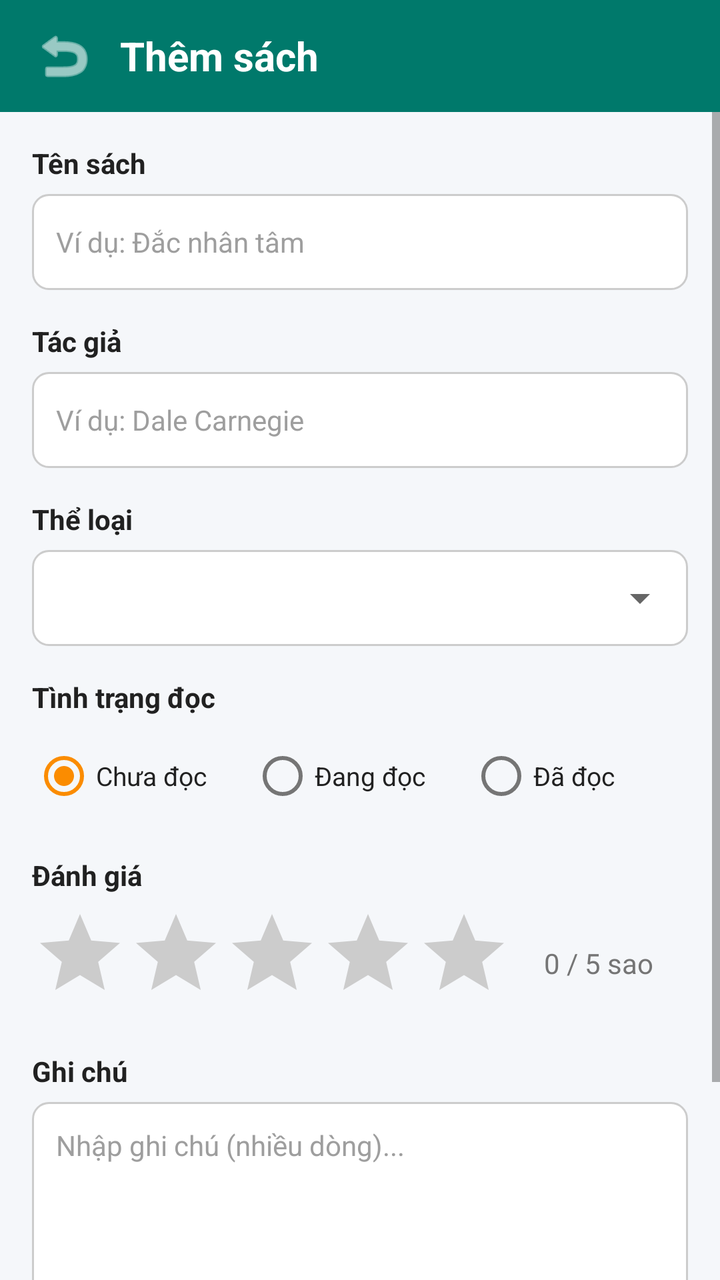
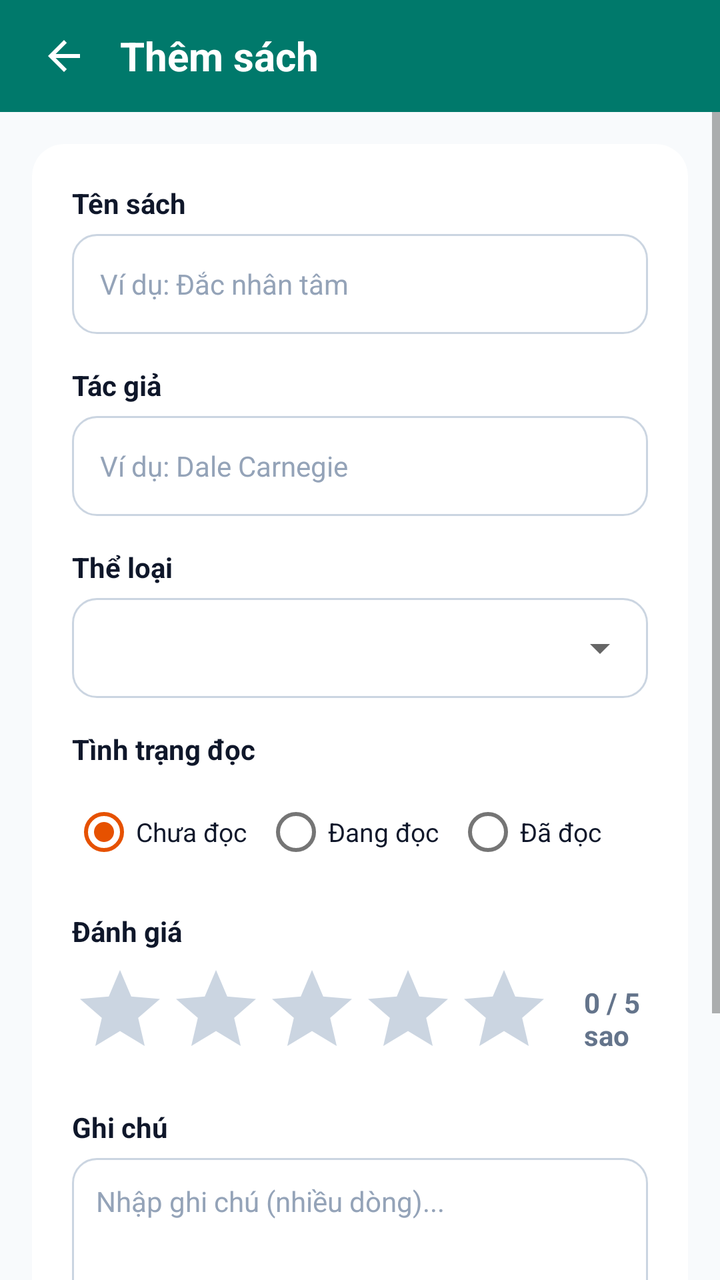

Compare the two renders of this Android layout. The source of the first and the diff that turns it into the second are given below.
<!-- AndroidManifest.xml: application theme Theme.BaiThucHanhSo2 -->
<!-- res/layout/activity_add_book.xml -->
<?xml version="1.0" encoding="utf-8"?>
<LinearLayout xmlns:android="http://schemas.android.com/apk/res/android"
    xmlns:app="http://schemas.android.com/apk/res-auto"
    android:layout_width="match_parent"
    android:layout_height="match_parent"
    android:background="@color/primary_teal"
    android:fitsSystemWindows="true"
    android:orientation="vertical">

    
    <LinearLayout
        android:layout_width="match_parent"
        android:layout_height="56dp"
        android:background="@color/primary_teal"
        android:gravity="center_vertical"
        android:orientation="horizontal"
        android:paddingHorizontal="12dp">

        <ImageButton
            android:id="@+id/btnBackHeader"
            android:layout_width="40dp"
            android:layout_height="40dp"
            android:background="?android:attr/selectableItemBackgroundBorderless"
            android:contentDescription="Back"
            android:src="@android:drawable/ic_menu_revert"
            app:tint="@color/white" />

        <TextView
            android:layout_width="wrap_content"
            android:layout_height="wrap_content"
            android:layout_marginStart="8dp"
            android:text="@string/add_book_title"
            android:textColor="@color/white"
            android:textSize="20sp"
            android:textStyle="bold" />
    </LinearLayout>

    <LinearLayout
        android:layout_width="match_parent"
        android:layout_height="match_parent"
        android:background="@color/bg_light"
        android:orientation="vertical">

        <ScrollView
            android:layout_width="match_parent"
            android:layout_height="match_parent"
            android:fillViewport="true">

            <LinearLayout
                android:layout_width="match_parent"
                android:layout_height="wrap_content"
                android:orientation="vertical"
                android:padding="16dp">

                
                <TextView
                    android:layout_width="match_parent"
                    android:layout_height="wrap_content"
                    android:text="@string/label_book_title"
                    android:textColor="@color/text_primary"
                    android:textSize="14sp"
                    android:textStyle="bold" />

                <EditText
                    android:id="@+id/etBookTitle"
                    android:layout_width="match_parent"
                    android:layout_height="48dp"
                    android:layout_marginTop="6dp"
                    android:background="@drawable/bg_edittext"
                    android:hint="@string/hint_book_title"
                    android:inputType="textCapWords"
                    android:paddingHorizontal="12dp"
                    android:textColor="@color/text_primary"
                    android:textColorHint="#9E9E9E"
                    android:textSize="14sp" />

                
                <TextView
                    android:layout_width="match_parent"
                    android:layout_height="wrap_content"
                    android:layout_marginTop="16dp"
                    android:text="@string/label_author"
                    android:textColor="@color/text_primary"
                    android:textSize="14sp"
                    android:textStyle="bold" />

                <EditText
                    android:id="@+id/etBookAuthor"
                    android:layout_width="match_parent"
                    android:layout_height="48dp"
                    android:layout_marginTop="6dp"
                    android:background="@drawable/bg_edittext"
                    android:hint="@string/hint_author"
                    android:inputType="textCapWords"
                    android:paddingHorizontal="12dp"
                    android:textColor="@color/text_primary"
                    android:textColorHint="#9E9E9E"
                    android:textSize="14sp" />

                
                <TextView
                    android:layout_width="match_parent"
                    android:layout_height="wrap_content"
                    android:layout_marginTop="16dp"
                    android:text="@string/label_category"
                    android:textColor="@color/text_primary"
                    android:textSize="14sp"
                    android:textStyle="bold" />

                <FrameLayout
                    android:layout_width="match_parent"
                    android:layout_height="48dp"
                    android:layout_marginTop="6dp"
                    android:background="@drawable/bg_edittext">

                    <Spinner
                        android:id="@+id/spCategory"
                        android:layout_width="match_parent"
                        android:layout_height="match_parent"
                        android:paddingHorizontal="8dp" />
                </FrameLayout>

                
                <TextView
                    android:layout_width="match_parent"
                    android:layout_height="wrap_content"
                    android:layout_marginTop="16dp"
                    android:text="@string/label_status"
                    android:textColor="@color/text_primary"
                    android:textSize="14sp"
                    android:textStyle="bold" />

                <RadioGroup
                    android:id="@+id/rgStatus"
                    android:layout_width="match_parent"
                    android:layout_height="wrap_content"
                    android:layout_marginTop="6dp"
                    android:orientation="horizontal">

                    <RadioButton
                        android:id="@+id/rbNotRead"
                        android:layout_width="0dp"
                        android:layout_height="wrap_content"
                        android:layout_weight="1"
                        android:checked="true"
                        android:text="@string/status_not_read"
                        android:textColor="@color/text_primary"
                        android:textSize="13sp" />

                    <RadioButton
                        android:id="@+id/rbReading"
                        android:layout_width="0dp"
                        android:layout_height="wrap_content"
                        android:layout_weight="1"
                        android:text="@string/status_reading"
                        android:textColor="@color/text_primary"
                        android:textSize="13sp" />

                    <RadioButton
                        android:id="@+id/rbRead"
                        android:layout_width="0dp"
                        android:layout_height="wrap_content"
                        android:layout_weight="1"
                        android:text="@string/status_read"
                        android:textColor="@color/text_primary"
                        android:textSize="13sp" />
                </RadioGroup>

                
                <TextView
                    android:layout_width="match_parent"
                    android:layout_height="wrap_content"
                    android:layout_marginTop="16dp"
                    android:text="@string/label_rating"
                    android:textColor="@color/text_primary"
                    android:textSize="14sp"
                    android:textStyle="bold" />

                <LinearLayout
                    android:layout_width="match_parent"
                    android:layout_height="wrap_content"
                    android:layout_marginTop="6dp"
                    android:gravity="center_vertical"
                    android:orientation="horizontal">

                    <RatingBar
                        android:id="@+id/rbRating"
                        style="?android:attr/ratingBarStyle"
                        android:layout_width="wrap_content"
                        android:layout_height="wrap_content"
                        android:numStars="5"
                        android:progressTint="#FFC107"
                        android:progressBackgroundTint="#CCCCCC"
                        android:rating="0.0"
                        android:stepSize="1.0" />

                    <TextView
                        android:id="@+id/tvRatingValue"
                        android:layout_width="wrap_content"
                        android:layout_height="wrap_content"
                        android:layout_marginStart="16dp"
                        android:text="0 / 5 sao"
                        android:textColor="@color/text_secondary"
                        android:textSize="14sp" />
                </LinearLayout>

                
                <TextView
                    android:layout_width="match_parent"
                    android:layout_height="wrap_content"
                    android:layout_marginTop="16dp"
                    android:text="@string/label_notes"
                    android:textColor="@color/text_primary"
                    android:textSize="14sp"
                    android:textStyle="bold" />

                <EditText
                    android:id="@+id/etNotes"
                    android:layout_width="match_parent"
                    android:layout_height="100dp"
                    android:layout_marginTop="6dp"
                    android:background="@drawable/bg_edittext"
                    android:gravity="top|start"
                    android:hint="@string/hint_notes"
                    android:inputType="textMultiLine"
                    android:minLines="3"
                    android:padding="12dp"
                    android:textColor="@color/text_primary"
                    android:textColorHint="#9E9E9E"
                    android:textSize="14sp" />

                
                <Button
                    android:id="@+id/btnSaveBook"
                    android:layout_width="match_parent"
                    android:layout_height="52dp"
                    android:layout_marginTop="24dp"
                    android:layout_marginBottom="16dp"
                    android:background="@drawable/bg_btn_teal"
                    android:text="@string/btn_save_book"
                    android:textAllCaps="false"
                    android:textColor="@color/white"
                    android:textSize="16sp"
                    android:textStyle="bold"
                    app:backgroundTint="@null" />

            </LinearLayout>
        </ScrollView>
    </LinearLayout>

</LinearLayout>
<!-- resources referenced by this layout -->
<resources>
  <color name="bg_light">#F5F7FA</color>
  <color name="primary_teal">#00796B</color>
  <color name="text_primary">#212121</color>
  <color name="text_secondary">#757575</color>
  <color name="white">#FFFFFF</color>
  <!-- drawable bg_btn_teal (drawable) -->
  <?xml version="1.0" encoding="utf-8"?>
  <shape xmlns:android="http://schemas.android.com/apk/res/android">
      <solid android:color="@color/primary_teal" />
      <corners android:radius="24dp" />
  </shape>
  <!-- drawable bg_edittext (drawable) -->
  <?xml version="1.0" encoding="utf-8"?>
  <shape xmlns:android="http://schemas.android.com/apk/res/android">
      <solid android:color="@color/white" />
      <corners android:radius="8dp" />
      <stroke
          android:width="1dp"
          android:color="#CCCCCC" />
  </shape>
  <string name="add_book_title">Thêm sách</string>
  <string name="btn_save_book">Lưu sách</string>
  <string name="hint_author">Ví dụ: Dale Carnegie</string>
  <string name="hint_book_title">Ví dụ: Đắc nhân tâm</string>
  <string name="hint_notes">Nhập ghi chú (nhiều dòng)...</string>
  <string name="label_author">Tác giả</string>
  <string name="label_book_title">Tên sách</string>
  <string name="label_category">Thể loại</string>
  <string name="label_notes">Ghi chú</string>
  <string name="label_rating">Đánh giá</string>
  <string name="label_status">Tình trạng đọc</string>
  <string name="status_not_read">Chưa đọc</string>
  <string name="status_read">Đã đọc</string>
  <string name="status_reading">Đang đọc</string>
  <style name="Theme.BaiThucHanhSo2" parent="Theme.MaterialComponents.DayNight.NoActionBar">
          <item name="colorPrimary">@color/primary_teal</item>
          <item name="colorPrimaryVariant">@color/primary_teal_dark</item>
          <item name="colorOnPrimary">@color/white</item>
          <item name="colorSecondary">@color/orange_status</item>
          <item name="colorSecondaryVariant">@color/orange_status</item>
          <item name="colorOnSecondary">@color/white</item>
          <item name="android:statusBarColor">@color/primary_teal_dark</item>
          <item name="android:windowBackground">@color/bg_light</item>
      </style>
  <color name="primary_teal_dark">#004D40</color>
  <color name="orange_status">#FB8C00</color>
</resources>

<!-- the commit's change to res/layout/activity_add_book.xml (unified diff, before → after) -->
@@ -22,7 +22,7 @@
             android:layout_height="40dp"
             android:background="?android:attr/selectableItemBackgroundBorderless"
             android:contentDescription="Back"
-            android:src="@android:drawable/ic_menu_revert"
+            android:src="@drawable/ic_back"
             app:tint="@color/white" />
 
         <TextView
@@ -52,191 +52,210 @@
                 android:orientation="vertical"
                 android:padding="16dp">
 
-                
-                <TextView
+                <androidx.cardview.widget.CardView
                     android:layout_width="match_parent"
                     android:layout_height="wrap_content"
-                    android:text="@string/label_book_title"
-                    android:textColor="@color/text_primary"
-                    android:textSize="14sp"
-                    android:textStyle="bold" />
-
-                <EditText
-                    android:id="@+id/etBookTitle"
-                    android:layout_width="match_parent"
-                    android:layout_height="48dp"
-                    android:layout_marginTop="6dp"
-                    android:background="@drawable/bg_edittext"
-                    android:hint="@string/hint_book_title"
-                    android:inputType="textCapWords"
-                    android:paddingHorizontal="12dp"
-                    android:textColor="@color/text_primary"
-                    android:textColorHint="#9E9E9E"
-                    android:textSize="14sp" />
-
-                
-                <TextView
-                    android:layout_width="match_parent"
-                    android:layout_height="wrap_content"
-                    android:layout_marginTop="16dp"
-                    android:text="@string/label_author"
-                    android:textColor="@color/text_primary"
-                    android:textSize="14sp"
-                    android:textStyle="bold" />
-
-                <EditText
-                    android:id="@+id/etBookAuthor"
-                    android:layout_width="match_parent"
-                    android:layout_height="48dp"
-                    android:layout_marginTop="6dp"
-                    android:background="@drawable/bg_edittext"
-                    android:hint="@string/hint_author"
-                    android:inputType="textCapWords"
-                    android:paddingHorizontal="12dp"
-                    android:textColor="@color/text_primary"
-                    android:textColorHint="#9E9E9E"
-                    android:textSize="14sp" />
-
-                
-                <TextView
-                    android:layout_width="match_parent"
-                    android:layout_height="wrap_content"
-                    android:layout_marginTop="16dp"
-                    android:text="@string/label_category"
-                    android:textColor="@color/text_primary"
-                    android:textSize="14sp"
-                    android:textStyle="bold" />
-
-                <FrameLayout
-                    android:layout_width="match_parent"
-                    android:layout_height="48dp"
-                    android:layout_marginTop="6dp"
-                    android:background="@drawable/bg_edittext">
-
-                    <Spinner
-                        android:id="@+id/spCategory"
+                    app:cardBackgroundColor="@color/white"
+                    app:cardCornerRadius="16dp"
+                    app:cardElevation="2dp"
+                    app:cardPreventCornerOverlap="true">
+
+                    <LinearLayout
                         android:layout_width="match_parent"
-                        android:layout_height="match_parent"
-                        android:paddingHorizontal="8dp" />
-                </FrameLayout>
-
-                
-                <TextView
-                    android:layout_width="match_parent"
-                    android:layout_height="wrap_content"
-                    android:layout_marginTop="16dp"
-                    android:text="@string/label_status"
-                    android:textColor="@color/text_primary"
-                    android:textSize="14sp"
-                    android:textStyle="bold" />
-
-                <RadioGroup
-                    android:id="@+id/rgStatus"
-                    android:layout_width="match_parent"
-                    android:layout_height="wrap_content"
-                    android:layout_marginTop="6dp"
-                    android:orientation="horizontal">
-
-                    <RadioButton
-                        android:id="@+id/rbNotRead"
-                        android:layout_width="0dp"
                         android:layout_height="wrap_content"
-                        android:layout_weight="1"
-                        android:checked="true"
-                        android:text="@string/status_not_read"
-                        android:textColor="@color/text_primary"
-                        android:textSize="13sp" />
-
-                    <RadioButton
-                        android:id="@+id/rbReading"
-                        android:layout_width="0dp"
-                        android:layout_height="wrap_content"
-                        android:layout_weight="1"
-                        android:text="@string/status_reading"
-                        android:textColor="@color/text_primary"
-                        android:textSize="13sp" />
-
-                    <RadioButton
-                        android:id="@+id/rbRead"
-                        android:layout_width="0dp"
-                        android:layout_height="wrap_content"
-                        android:layout_weight="1"
-                        android:text="@string/status_read"
-                        android:textColor="@color/text_primary"
-                        android:textSize="13sp" />
-                </RadioGroup>
-
-                
-                <TextView
-                    android:layout_width="match_parent"
-                    android:layout_height="wrap_content"
-                    android:layout_marginTop="16dp"
-                    android:text="@string/label_rating"
-                    android:textColor="@color/text_primary"
-                    android:textSize="14sp"
-                    android:textStyle="bold" />
-
-                <LinearLayout
-                    android:layout_width="match_parent"
-                    android:layout_height="wrap_content"
-                    android:layout_marginTop="6dp"
-                    android:gravity="center_vertical"
-                    android:orientation="horizontal">
-
-                    <RatingBar
-                        android:id="@+id/rbRating"
-                        style="?android:attr/ratingBarStyle"
-                        android:layout_width="wrap_content"
-                        android:layout_height="wrap_content"
-                        android:numStars="5"
-                        android:progressTint="#FFC107"
-                        android:progressBackgroundTint="#CCCCCC"
-                        android:rating="0.0"
-                        android:stepSize="1.0" />
-
-                    <TextView
-                        android:id="@+id/tvRatingValue"
-                        android:layout_width="wrap_content"
-                        android:layout_height="wrap_content"
-                        android:layout_marginStart="16dp"
-                        android:text="0 / 5 sao"
-                        android:textColor="@color/text_secondary"
-                        android:textSize="14sp" />
-                </LinearLayout>
-
-                
-                <TextView
-                    android:layout_width="match_parent"
-                    android:layout_height="wrap_content"
-                    android:layout_marginTop="16dp"
-                    android:text="@string/label_notes"
-                    android:textColor="@color/text_primary"
-                    android:textSize="14sp"
-                    android:textStyle="bold" />
-
-                <EditText
-                    android:id="@+id/etNotes"
-                    android:layout_width="match_parent"
-                    android:layout_height="100dp"
-                    android:layout_marginTop="6dp"
-                    android:background="@drawable/bg_edittext"
-                    android:gravity="top|start"
-                    android:hint="@string/hint_notes"
-                    android:inputType="textMultiLine"
-                    android:minLines="3"
-                    android:padding="12dp"
-                    android:textColor="@color/text_primary"
-                    android:textColorHint="#9E9E9E"
-                    android:textSize="14sp" />
+                        android:orientation="vertical"
+                        android:padding="20dp">
+
+                        
+                        <TextView
+                            android:layout_width="match_parent"
+                            android:layout_height="wrap_content"
+                            android:text="@string/label_book_title"
+                            android:textColor="@color/text_primary"
+                            android:textSize="14sp"
+                            android:textStyle="bold" />
+
+                        <EditText
+                            android:id="@+id/etBookTitle"
+                            android:layout_width="match_parent"
+                            android:layout_height="50dp"
+                            android:layout_marginTop="6dp"
+                            android:background="@drawable/bg_edittext"
+                            android:hint="@string/hint_book_title"
+                            android:inputType="textCapWords"
+                            android:paddingHorizontal="14dp"
+                            android:textColor="@color/text_primary"
+                            android:textColorHint="#94A3B8"
+                            android:textSize="14sp" />
+
+                        
+                        <TextView
+                            android:layout_width="match_parent"
+                            android:layout_height="wrap_content"
+                            android:layout_marginTop="16dp"
+                            android:text="@string/label_author"
+                            android:textColor="@color/text_primary"
+                            android:textSize="14sp"
+                            android:textStyle="bold" />
+
+                        <EditText
+                            android:id="@+id/etBookAuthor"
+                            android:layout_width="match_parent"
+                            android:layout_height="50dp"
+                            android:layout_marginTop="6dp"
+                            android:background="@drawable/bg_edittext"
+                            android:hint="@string/hint_author"
+                            android:inputType="textCapWords"
+                            android:paddingHorizontal="14dp"
+                            android:textColor="@color/text_primary"
+                            android:textColorHint="#94A3B8"
+                            android:textSize="14sp" />
+
+                        
+                        <TextView
+                            android:layout_width="match_parent"
+                            android:layout_height="wrap_content"
+                            android:layout_marginTop="16dp"
+                            android:text="@string/label_category"
+                            android:textColor="@color/text_primary"
+                            android:textSize="14sp"
+                            android:textStyle="bold" />
+
+                        <FrameLayout
+                            android:layout_width="match_parent"
+                            android:layout_height="50dp"
+                            android:layout_marginTop="6dp"
+                            android:background="@drawable/bg_edittext">
+
+                            <Spinner
+                                android:id="@+id/spCategory"
+                                android:layout_width="match_parent"
+                                android:layout_height="match_parent"
+                                android:paddingHorizontal="8dp" />
+                        </FrameLayout>
+
+                        
+                        <TextView
+                            android:layout_width="match_parent"
+                            android:layout_height="wrap_content"
+                            android:layout_marginTop="16dp"
+                            android:text="@string/label_status"
+                            android:textColor="@color/text_primary"
+                            android:textSize="14sp"
+                            android:textStyle="bold" />
+
+                        <RadioGroup
+                            android:id="@+id/rgStatus"
+                            android:layout_width="match_parent"
+                            android:layout_height="wrap_content"
+                            android:layout_marginTop="8dp"
+                            android:orientation="horizontal">
+
+                            <RadioButton
+                                android:id="@+id/rbNotRead"
+                                android:layout_width="0dp"
+                                android:layout_height="wrap_content"
+                                android:layout_weight="1"
+                                android:checked="true"
+                                android:text="@string/status_not_read"
+                                android:textColor="@color/text_primary"
+                                android:textSize="13sp" />
+
+                            <RadioButton
+                                android:id="@+id/rbReading"
+                                android:layout_width="0dp"
+                                android:layout_height="wrap_content"
+                                android:layout_weight="1"
+                                android:text="@string/status_reading"
+                                android:textColor="@color/text_primary"
+                                android:textSize="13sp" />
+
+                            <RadioButton
+                                android:id="@+id/rbRead"
+                                android:layout_width="0dp"
+                                android:layout_height="wrap_content"
+                                android:layout_weight="1"
+                                android:text="@string/status_read"
+                                android:textColor="@color/text_primary"
+                                android:textSize="13sp" />
+                        </RadioGroup>
+
+                        
+                        <TextView
+                            android:layout_width="match_parent"
+                            android:layout_height="wrap_content"
+                            android:layout_marginTop="16dp"
+                            android:text="@string/label_rating"
+                            android:textColor="@color/text_primary"
+                            android:textSize="14sp"
+                            android:textStyle="bold" />
+
+                        <LinearLayout
+                            android:layout_width="match_parent"
+                            android:layout_height="wrap_content"
+                            android:layout_marginTop="6dp"
+                            android:gravity="center_vertical"
+                            android:orientation="horizontal">
+
+                            <RatingBar
+                                android:id="@+id/rbRating"
+                                style="?android:attr/ratingBarStyle"
+                                android:layout_width="wrap_content"
+                                android:layout_height="wrap_content"
+                                android:numStars="5"
+                                android:progressTint="#FFC107"
+                                android:progressBackgroundTint="#CBD5E1"
+                                android:rating="0.0"
+                                android:stepSize="1.0" />
+
+                            <TextView
+                                android:id="@+id/tvRatingValue"
+                                android:layout_width="wrap_content"
+                                android:layout_height="wrap_content"
+                                android:layout_marginStart="16dp"
+                                android:text="0 / 5 sao"
+                                android:textColor="@color/text_secondary"
+                                android:textSize="14sp"
+                                android:textStyle="bold" />
+                        </LinearLayout>
+
+                        
+                        <TextView
+                            android:layout_width="match_parent"
+                            android:layout_height="wrap_content"
+                            android:layout_marginTop="16dp"
+                            android:text="@string/label_notes"
+                            android:textColor="@color/text_primary"
+                            android:textSize="14sp"
+                            android:textStyle="bold" />
+
+                        <EditText
+                            android:id="@+id/etNotes"
+                            android:layout_width="match_parent"
+                            android:layout_height="110dp"
+                            android:layout_marginTop="6dp"
+                            android:background="@drawable/bg_edittext"
+                            android:gravity="top|start"
+                            android:hint="@string/hint_notes"
+                            android:inputType="textMultiLine"
+                            android:minLines="3"
+                            android:padding="12dp"
+                            android:textColor="@color/text_primary"
+                            android:textColorHint="#94A3B8"
+                            android:textSize="14sp" />
+
+                    </LinearLayout>
+                </androidx.cardview.widget.CardView>
 
                 
                 <Button
                     android:id="@+id/btnSaveBook"
                     android:layout_width="match_parent"
                     android:layout_height="52dp"
-                    android:layout_marginTop="24dp"
+                    android:layout_marginTop="20dp"
                     android:layout_marginBottom="16dp"
                     android:background="@drawable/bg_btn_teal"
+                    android:elevation="4dp"
                     android:text="@string/btn_save_book"
                     android:textAllCaps="false"
                     android:textColor="@color/white"
<!-- resource entries referenced after the edit -->
@@ -1,25 +1,39 @@
 <!-- resources referenced by this layout -->
 <resources>
-  <color name="bg_light">#F5F7FA</color>
+  <color name="bg_light">#F8FAFC</color>
   <color name="primary_teal">#00796B</color>
-  <color name="text_primary">#212121</color>
-  <color name="text_secondary">#757575</color>
+  <color name="text_primary">#0F172A</color>
+  <color name="text_secondary">#64748B</color>
   <color name="white">#FFFFFF</color>
   <!-- drawable bg_btn_teal (drawable) -->
   <?xml version="1.0" encoding="utf-8"?>
   <shape xmlns:android="http://schemas.android.com/apk/res/android">
-      <solid android:color="@color/primary_teal" />
-      <corners android:radius="24dp" />
+      <gradient
+          android:angle="270"
+          android:endColor="#00695C"
+          android:startColor="#00796B" />
+      <corners android:radius="28dp" />
   </shape>
   <!-- drawable bg_edittext (drawable) -->
   <?xml version="1.0" encoding="utf-8"?>
   <shape xmlns:android="http://schemas.android.com/apk/res/android">
       <solid android:color="@color/white" />
-      <corners android:radius="8dp" />
+      <corners android:radius="12dp" />
       <stroke
           android:width="1dp"
-          android:color="#CCCCCC" />
+          android:color="@color/input_border" />
   </shape>
+  <!-- drawable ic_back (drawable) -->
+  <?xml version="1.0" encoding="utf-8"?>
+  <vector xmlns:android="http://schemas.android.com/apk/res/android"
+      android:width="24dp"
+      android:height="24dp"
+      android:viewportWidth="24"
+      android:viewportHeight="24">
+      <path
+          android:fillColor="#FFFFFF"
+          android:pathData="M20,11H7.83l5.59,-5.59L12,4l-8,8 8,8 1.41,-1.41L7.83,13H20v-2z" />
+  </vector>
   <string name="add_book_title">Thêm sách</string>
   <string name="btn_save_book">Lưu sách</string>
   <string name="hint_author">Ví dụ: Dale Carnegie</string>
@@ -44,7 +58,8 @@
           <item name="android:statusBarColor">@color/primary_teal_dark</item>
           <item name="android:windowBackground">@color/bg_light</item>
       </style>
+  <color name="input_border">#CBD5E1</color>
   <color name="primary_teal_dark">#004D40</color>
-  <color name="orange_status">#FB8C00</color>
+  <color name="orange_status">#E65100</color>
 </resources>
 
